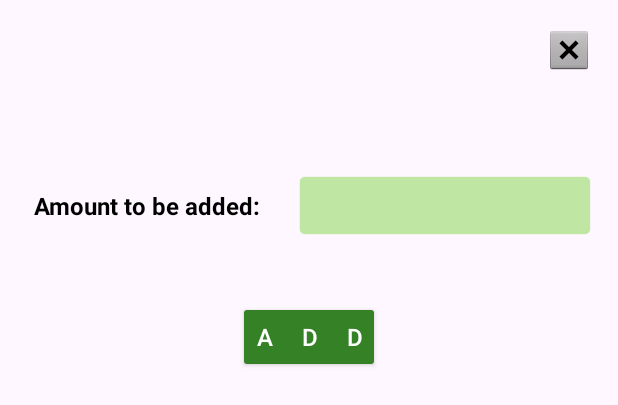
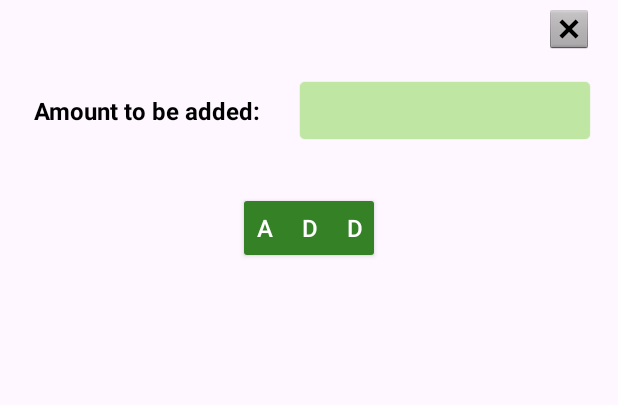
Before and after one commit to sijanyu/MoneyTally, an Android app: the layout layout_savings_dialog.xml on its own in the app's theme, with its tools: preview values and no code run, on a phone screen of 412 x 824 dp. Shown: the top 405 px of the screen. Run offline under Robolectric (Android 15) with nearby library versions, the phone set to English and light mode, and no system bars.

Commit message:
Update SavingsDialog

```diff
--- a/app/src/main/res/layout/layout_savings_dialog.xml
+++ b/app/src/main/res/layout/layout_savings_dialog.xml
@@ -3,12 +3,13 @@
     xmlns:app="http://schemas.android.com/apk/res-auto"
     xmlns:tools="http://schemas.android.com/tools"
     android:layout_width="match_parent"
-    android:layout_height="match_parent">
+    android:layout_height="wrap_content">
 
     <androidx.appcompat.widget.AppCompatButton
         android:id="@+id/addAmountButton"
         android:layout_width="wrap_content"
         android:layout_height="wrap_content"
+        android:layout_marginTop="32dp"
         android:backgroundTint="#348126"
         android:letterSpacing="1.2"
         android:text="ADD"
@@ -16,11 +17,10 @@
         android:textAllCaps="true"
         android:textColor="#FFFFFF"
         android:textSize="16sp"
-        app:layout_constraintBottom_toBottomOf="parent"
         app:layout_constraintEnd_toEndOf="parent"
+        app:layout_constraintHorizontal_bias="0.50"
         app:layout_constraintStart_toStartOf="parent"
-        app:layout_constraintTop_toTopOf="parent"
-        app:layout_constraintVertical_bias="0.259" />
+        app:layout_constraintTop_toBottomOf="@+id/addAmountTextBox" />
 
     <TextView
         android:id="@+id/titleAmountTextView"
@@ -41,6 +41,7 @@
         android:id="@+id/addAmountTextBox"
         android:layout_width="200dp"
         android:layout_height="wrap_content"
+        android:layout_marginTop="16dp"
         android:layout_weight="1"
         android:background="@android:drawable/editbox_background"
         android:backgroundTint="#BFE6A3"
@@ -48,12 +49,10 @@
         android:textAlignment="center"
         android:textColor="@color/black"
         android:textSize="24sp"
-        app:layout_constraintBottom_toBottomOf="parent"
         app:layout_constraintEnd_toEndOf="parent"
         app:layout_constraintHorizontal_bias="0.928"
         app:layout_constraintStart_toStartOf="parent"
-        app:layout_constraintTop_toTopOf="parent"
-        app:layout_constraintVertical_bias="0.147" />
+        app:layout_constraintTop_toBottomOf="@+id/dialogCloseImageView" />
 
     <ImageView
         android:id="@+id/dialogCloseImageView"
```
Also changed, not shown: app/src/main/java/com/yu/moneytally/SavingsDialog.kt (+11 -5 lines), app/src/main/java/com/yu/moneytally/SavingsFragment.kt (+18 -41 lines).
